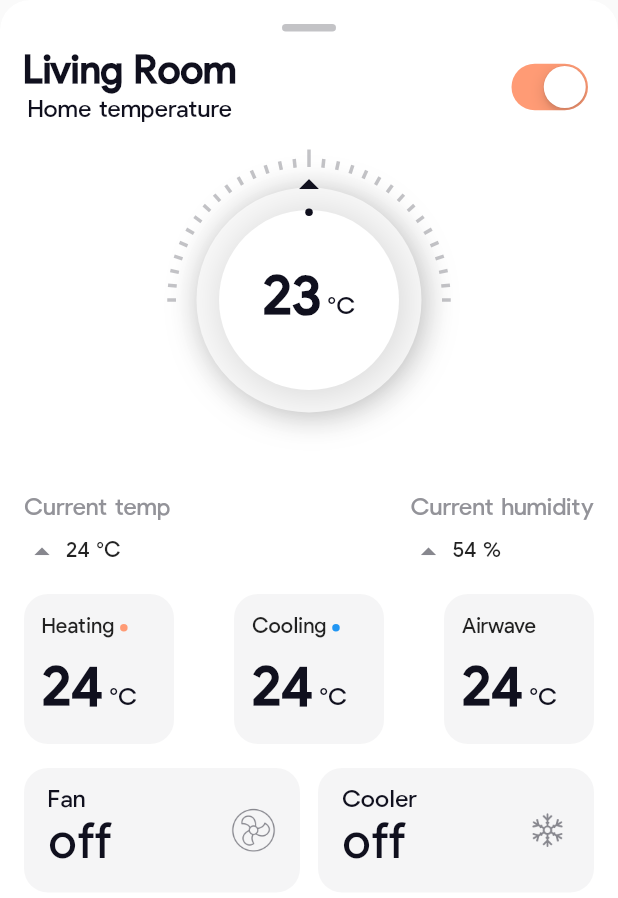
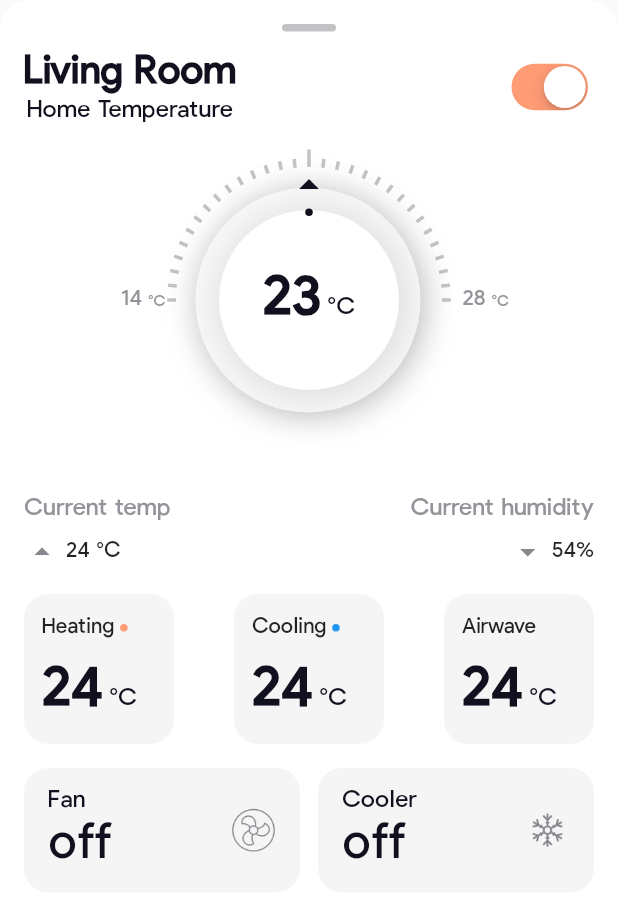
Before and after one commit to FLYINGKRIPTO/stack_smart_home, a Flutter app: the BottomSheetWidget widget shown alone on an empty page, opened directly, on a phone screen of 412 x 824 dp. Shown: the top 898 px of the screen. Run offline on Flutter 3.47's test engine with Material 2 defaults, Android fonts, the phone set to English and light mode, and no system bars; our stand-ins replace assets_audio_player, equatable, flutter_riverpod, rxdart; network calls fail.

Commit message:
Minor UI improvements

```diff
--- a/lib/ui/bottom_sheet_widget.dart
+++ b/lib/ui/bottom_sheet_widget.dart
@@ -96,15 +96,17 @@ class _BottomSheetWidgetState extends State<BottomSheetWidget> {
                         style: bold.size26.primaryColor,
                       ),
                       Text(
-                        "Home temperature",
+                        StringConstants.homeTemperature,
                         style: regular.size16.primaryColor,
                       )
                     ],
                   ),
                   Consumer(
                     builder: (context, watch, child) {
-                      AsyncValue<bool> value = watch(getCurrentToggleValueStream);
-                      return value.when(data: (value) {
+                      AsyncValue<bool> value =
+                          watch(getCurrentToggleValueStream);
+                      return value.when(
+                          data: (value) {
                             return CupertinoSwitch(
                               value: value,
                               activeColor: BrandColor.accent,
@@ -112,10 +114,11 @@ class _BottomSheetWidgetState extends State<BottomSheetWidget> {
                                 _homeScreenView.toggleHomeTemp(value);
                               },
                             );
-                      }, loading: () =>
-                      const CircularProgressIndicator(
+                          },
+                          loading: () => const CircularProgressIndicator(
                                 color: BrandColor.accent,
-                      ), error: (error, stacktrace) {
+                              ),
+                          error: (error, stacktrace) {
                             return const Text("Error");
                           });
                     },
@@ -129,15 +132,16 @@ class _BottomSheetWidgetState extends State<BottomSheetWidget> {
                 mainAxisAlignment: MainAxisAlignment.spaceBetween,
                 children: [
                   currentStateWidget(
-                      heading: "Current temp",
+                      heading: StringConstants.currentTemp,
                       icon: Icons.arrow_drop_up_outlined,
                       value: "24 ",
-                      symbol: "°C"),
+                      symbol: StringConstants.degreeCelcius),
                   currentStateWidget(
-                      heading: "Current humidity",
-                      icon: Icons.arrow_drop_up_outlined,
-                      value: "54 ",
-                      symbol: "%"),
+                      heading: StringConstants.currentHumidity,
+                      icon: Icons.arrow_drop_down_outlined,
+                      value: "54",
+                      symbol: "%",
+                      allignEnd: true),
                 ],
               ),
               verticalSpace(16.0),
@@ -178,9 +182,11 @@ class _BottomSheetWidgetState extends State<BottomSheetWidget> {
     required IconData icon,
     required String value,
     required String symbol,
+    bool allignEnd = false,
   }) {
     return Column(
-      crossAxisAlignment: CrossAxisAlignment.start,
+      crossAxisAlignment:
+          allignEnd ? CrossAxisAlignment.end : CrossAxisAlignment.start,
       children: [
         Text(
           heading,
--- a/lib/ui/common_widget.dart
+++ b/lib/ui/common_widget.dart
@@ -1,4 +1,5 @@
 import 'package:flutter/material.dart';
+import 'package:stack_smart_home/utils/costants.dart';
 import 'package:stack_smart_home/utils/space.dart';
 import 'package:stack_smart_home/utils/textstyle.dart';
 
@@ -14,9 +15,37 @@ Widget temperatureTextWidget({required String temperature,bool center = false})
       ),
       horizontalSpace(4.0),
       Text(
-        "°C",
+        StringConstants.degreeCelcius,
         style: medium.size16.primaryColor,
       )
     ],
   );
 }
+
+
+Widget temperatureTextWidget2 ({required String temperature,bool center = false}) {
+  return Row(
+    crossAxisAlignment: CrossAxisAlignment.baseline,
+    textBaseline: TextBaseline.alphabetic,
+    mainAxisAlignment: center ? MainAxisAlignment.center: MainAxisAlignment.start,
+    children: [
+      Text(
+        temperature,
+        style: regular.size14.colorGrey,
+      ),
+      horizontalSpace(4.0),
+      Text(
+        StringConstants.degreeCelcius,
+        style:regular.size10.colorGrey,
+      )
+    ],
+  );
+}
+Widget dot({required Color color}){
+  return Container(
+    width: 5,
+    height: 5,
+    decoration: BoxDecoration(
+        shape: BoxShape.circle, color: color),
+  );
+}
--- a/lib/ui/meter_widget.dart
+++ b/lib/ui/meter_widget.dart
@@ -3,6 +3,8 @@ import 'package:flutter_riverpod/all.dart';
 import 'package:stack_smart_home/providers/home_screen_providers.dart';
 import 'package:stack_smart_home/ui/common_widget.dart';
 import 'package:stack_smart_home/ui/ticket_painter.dart';
+import 'package:stack_smart_home/utils/costants.dart';
+import 'package:stack_smart_home/utils/textstyle.dart';
 import '../utils/color.dart';
 
 class MeterWidget extends StatelessWidget {
@@ -17,7 +19,14 @@ class MeterWidget extends StatelessWidget {
           top: 30,
           right: 30,
           bottom: 30,
-          child: Container(
+          child: Row(
+            mainAxisAlignment: MainAxisAlignment.center,
+            children: [
+              Padding(
+                padding: const EdgeInsets.only(left:  8.0),
+                child: temperatureTextWidget2(temperature: "14"),
+              ),
+              Container(
                 decoration: BoxDecoration(
                     shape: BoxShape.circle,
                     color: "#F9F9F9".fromHexToColor(),
@@ -28,8 +37,14 @@ class MeterWidget extends StatelessWidget {
                         color: Color.fromRGBO(0, 0, 0, 0.25),
                       ),
                     ]),
-            height: 180,
-            width: 180,
+                height: 190,
+                width: 190,
+              ),
+              Padding(
+                padding: const EdgeInsets.only(left:  8.0),
+                child: temperatureTextWidget2(temperature: "28"),
+              ),
+            ],
           ),
         ),
         Positioned(
--- a/lib/utils/costants.dart
+++ b/lib/utils/costants.dart
@@ -8,5 +8,7 @@ class StringConstants {
   static const homeTemperature = "Home Temperature";
   static const livingRoom = "Living Room";
   static const smartTv= "Smart Tv";
-
+  static const currentHumidity = "Current humidity";
+  static const currentTemp = "Current temp";
+  static const degreeCelcius = "°C";
 }
```
Lines whose indentation alone changed are shown as unchanged.
